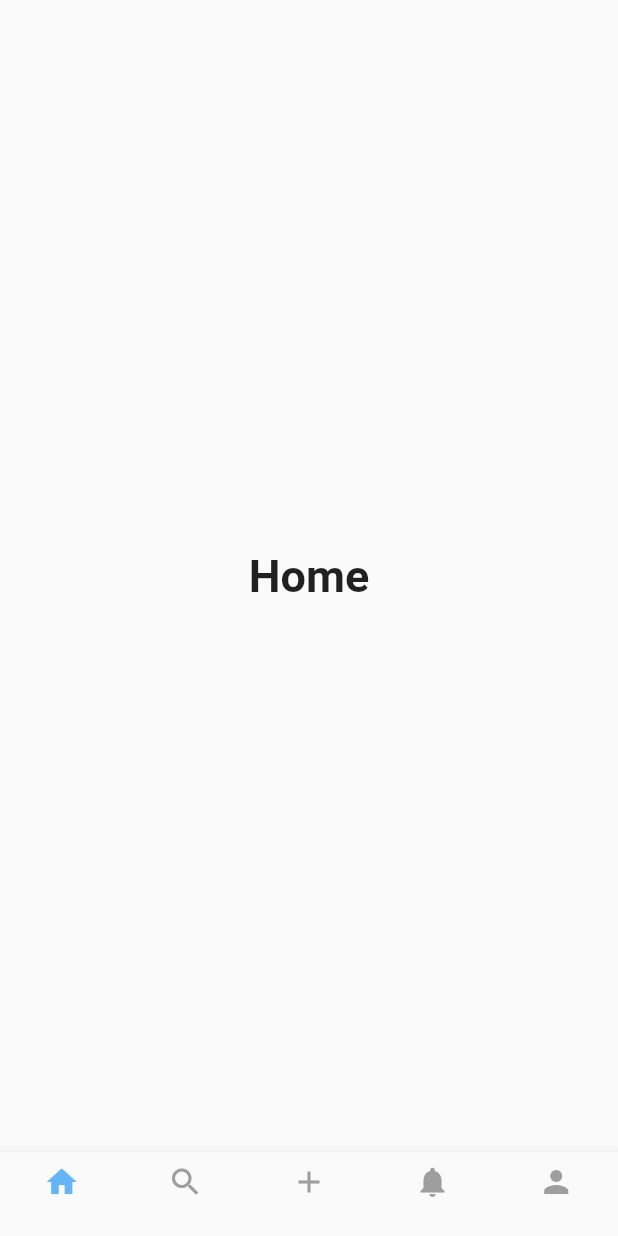
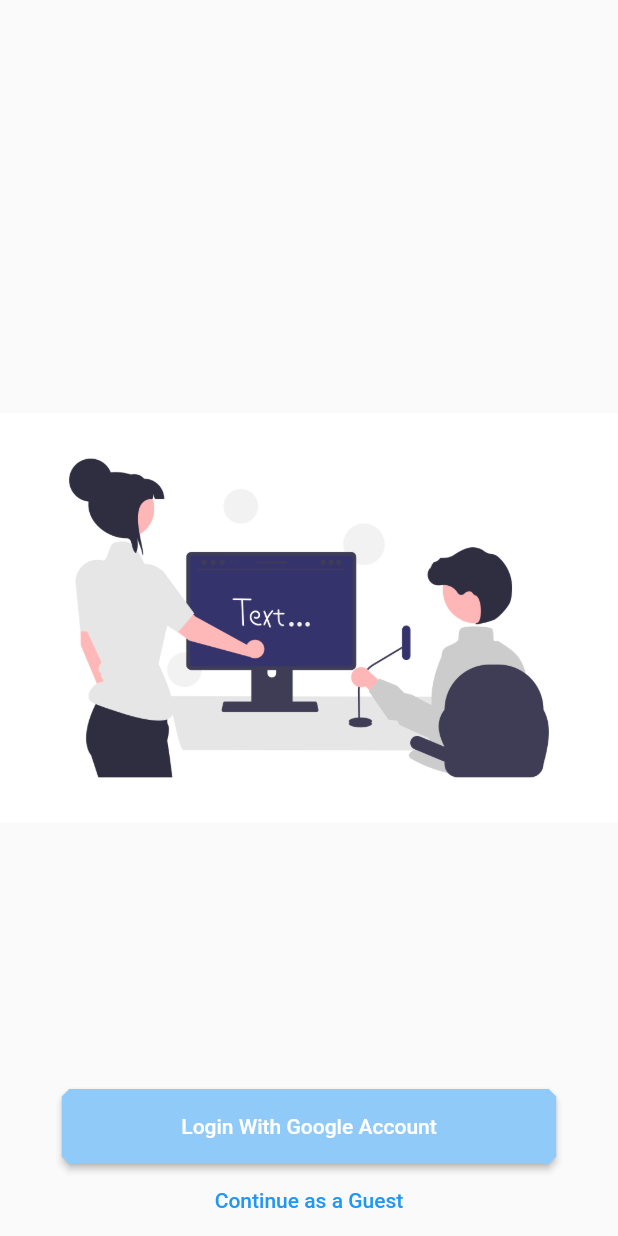
Before and after one commit to cuongdq19/prn211_mobile, a Flutter app: the screen it shows after launch, on a phone screen of 412 x 824 dp. Run offline on Flutter 3.47's test engine with Material 2 defaults, Android fonts, the phone set to English and light mode, and no system bars; our stand-ins replace firebase_auth, google_sign_in; accounts and stored records are empty.

Commit message:
[TaiMH update login button]

```diff
--- /dev/null
+++ b/lib/login_creen.dart
@@ -0,0 +1,81 @@
+import 'package:flutter/material.dart';
+
+class LoginPage extends StatefulWidget {
+  const LoginPage({super.key});
+
+  @override
+  State<LoginPage> createState() => _LoginPageState();
+}
+
+class _LoginPageState extends State<LoginPage> {
+  @override
+  Widget build(BuildContext context) {
+    final screenWidth = MediaQuery.of(context).size.width;
+    final screenHeight = MediaQuery.of(context).size.height;
+    return Scaffold(
+      body: SafeArea(
+        child: Stack(
+          alignment: AlignmentDirectional.center,
+          children: <Widget>[
+            Column(
+              mainAxisAlignment: MainAxisAlignment.center,
+              crossAxisAlignment: CrossAxisAlignment.center,
+              children: <Widget>[
+                Spacer(),
+                Text('Halo Smoothie'),
+                Spacer(),
+                Container(
+                  height: 50,
+                  width: screenWidth * .8,
+                  decoration: BoxDecoration(
+                    borderRadius: BorderRadius.circular(5),
+                  ),
+                  child: ElevatedButton(
+                    onPressed: () {},
+                    style: ElevatedButton.styleFrom(
+                        backgroundColor: Colors.blue[200],
+                        shape: const BeveledRectangleBorder(
+                            borderRadius:
+                                BorderRadius.all(Radius.circular(5)))),
+                    child: Row(
+                      crossAxisAlignment: CrossAxisAlignment.center,
+                      children: <Widget>[
+                        Spacer(),
+                        const Text('Login With Google Account'),
+                        Spacer()
+                      ],
+                    ),
+                  ),
+                ),
+                TextButton(
+                    onPressed: () {}, child: const Text('Continue as a Guest'))
+              ],
+            ),
+            IntroComponent(
+              introImageUrl: '',
+              introMessage: '',
+            )
+          ],
+        ),
+      ),
+    );
+  }
+}
+
+class IntroComponent extends StatelessWidget {
+  final String introImageUrl;
+  final String introMessage;
+
+  const IntroComponent({
+    required this.introImageUrl,
+    required this.introMessage,
+    Key? key,
+  }) : super(key: key);
+
+  @override
+  Widget build(BuildContext context) {
+    return Container(
+      child: Image.asset('assets/images/intro.png'),
+    );
+  }
+}
--- a/lib/main.dart
+++ b/lib/main.dart
@@ -1,5 +1,6 @@
 import 'package:flutter/material.dart';
 import 'package:halo_smoothie/home_screen.dart';
+import 'package:halo_smoothie/login_creen.dart';
 
 void main() {
   runApp(const MyApp());
@@ -11,11 +12,11 @@ class MyApp extends StatelessWidget {
   @override
   Widget build(BuildContext context) {
     return MaterialApp(
-      title: 'Flutter Demo',
+      title: 'Halo Smoothie',
       theme: ThemeData(
-        primarySwatch: Colors.blue,
-      ),
-      home: HomePage(),
+          //primarySwatch: Colors.blue,
+          ),
+      home: LoginPage(),
     );
   }
 }
--- a/pubspec.yaml
+++ b/pubspec.yaml
@@ -34,6 +34,9 @@ dependencies:
   # The following adds the Cupertino Icons font to your application.
   # Use with the CupertinoIcons class for iOS style icons.
   cupertino_icons: ^1.0.2
+  firebase_auth: ^4.2.6
+  firebase_core: ^2.5.0
+  google_sign_in: ^5.4.4
 
 dev_dependencies:
   flutter_test:
@@ -58,7 +61,7 @@ flutter:
 
   # To add assets to your application, add an assets section, like this:
   assets:
-    - assets/images/home.png
+    - assets/images/
   #   - images/a_dot_burr.jpeg
   #   - images/a_dot_ham.jpeg
   # An image asset can refer to one or more resolution-specific "variants", see
```
Also changed, not shown: lib/auth_service.dart (added, +43 -0 lines), assets/images/intro.png (added), pubspec.lock, 10 other files.
